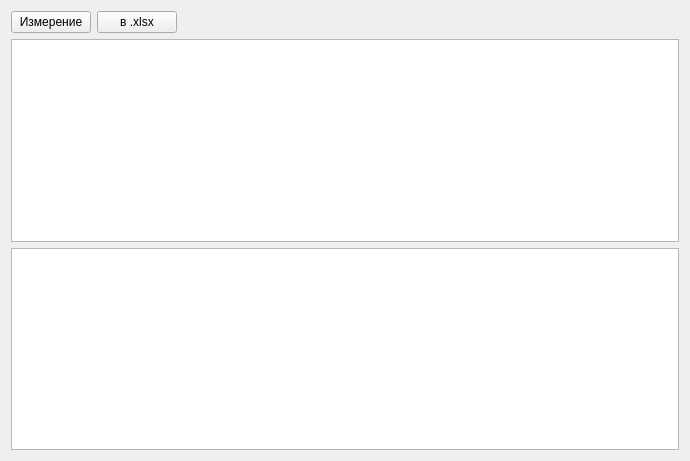
Before: the Qt Designer form continuouswidget.ui in igrekus/out_pow_measure2, drawn with Qt 5.
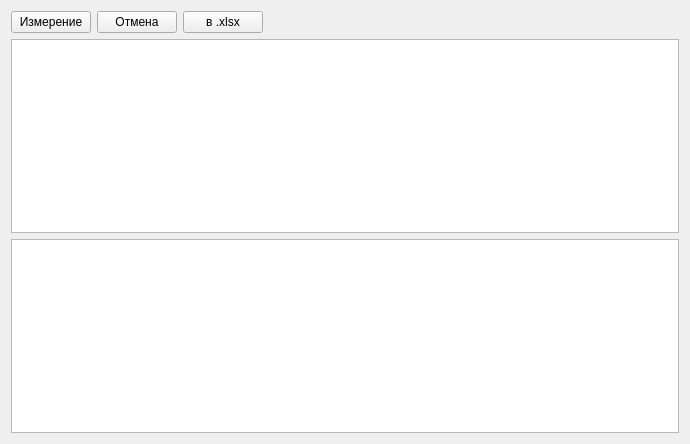
After: the same form once the commit is applied.

Commit message: feat: add cancel for continuous measure

What changed in the file:
```diff
--- a/continuouswidget.ui
+++ b/continuouswidget.ui
@@ -7,7 +7,7 @@
     <x>0</x>
     <y>0</y>
     <width>690</width>
-    <height>461</height>
+    <height>444</height>
    </rect>
   </property>
   <property name="sizePolicy">
@@ -29,6 +29,13 @@
        </property>
       </widget>
      </item>
+     <item>
+      <widget class="QPushButton" name="btnCancel">
+       <property name="text">
+        <string>Отмена</string>
+       </property>
+      </widget>
+     </item>
      <item>
       <widget class="QPushButton" name="btnExport">
        <property name="text">
```
The commit also changes 1 other file.
